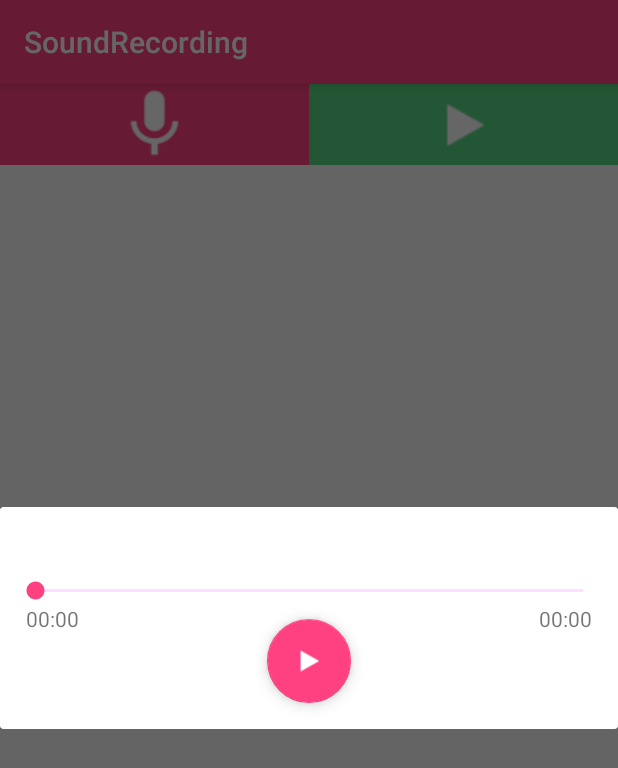
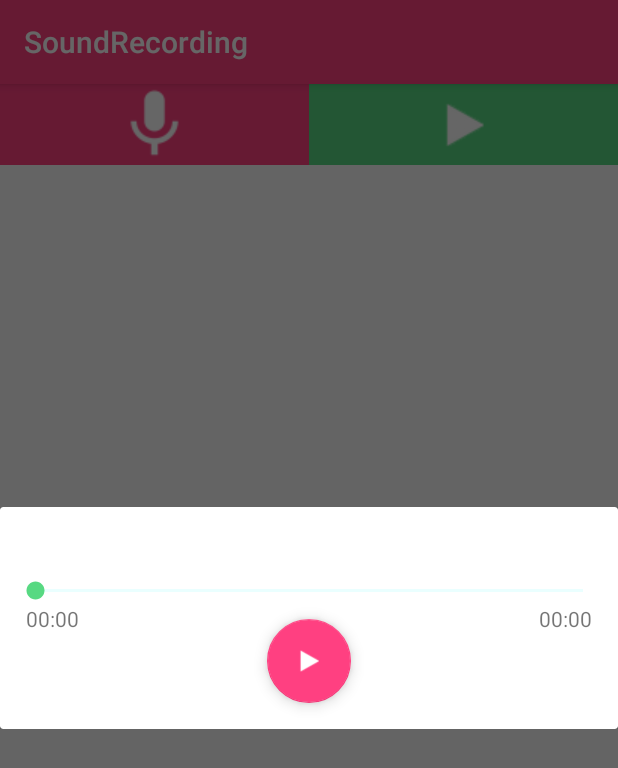
Before and after one commit to zhangmiaocc/SoundRecording, an Android app: the screen it shows after launch (MainActivity), after a tap on an icon or button, on a phone screen of 412 x 824 dp. Shown: the top 768 px of the screen. Run offline under Robolectric (Android 15) with nearby library versions, the phone set to English and light mode, and no system bars; libraries missing offline, so code that uses them is left out: com.melnykov.fab; plain views replace FloatingActionButton; 2 statements that could not run were skipped.

Commit message:
update style

```diff
--- a/app/src/main/java/com/zm/soundrecording/PlaybackDialogFragment.java
+++ b/app/src/main/java/com/zm/soundrecording/PlaybackDialogFragment.java
@@ -93,7 +93,7 @@ public class PlaybackDialogFragment extends DialogFragment {
 
         mSeekBar = (SeekBar) view.findViewById(R.id.seekbar);
         ColorFilter filter = new LightingColorFilter
-                (getResources().getColor(R.color.colorAccent), getResources().getColor(R.color.colorAccent));
+                (getResources().getColor(R.color.green), getResources().getColor(R.color.green));
         mSeekBar.getProgressDrawable().setColorFilter(filter);
         mSeekBar.getThumb().setColorFilter(filter);
         mFileLengthTextView.setText(String.valueOf(mFileLength));
--- a/app/src/main/res/layout/activity_main.xml
+++ b/app/src/main/res/layout/activity_main.xml
@@ -22,7 +22,7 @@
         android:layout_width="match_parent"
         android:layout_height="54dip"
         android:layout_weight="1"
-        android:background="#57D982"
+        android:background="@color/green"
         android:scaleType="center"
         android:src="@drawable/ic_media_play"
         />
--- a/app/src/main/res/layout/fragment_media_playback.xml
+++ b/app/src/main/res/layout/fragment_media_playback.xml
@@ -61,8 +61,8 @@
                     android:layout_marginBottom="10dp"
                     android:layout_marginTop="10dp"
                     android:src="@drawable/ic_media_play"
-                    app:fab_colorNormal="@color/colorAccent"
-                    app:fab_colorPressed="@color/colorAccent"
+                    app:fab_colorNormal="@color/green"
+                    app:fab_colorPressed="@color/green"
                     app:fab_shadow="false"/>
 
 
--- a/app/src/main/res/values/colors.xml
+++ b/app/src/main/res/values/colors.xml
@@ -5,4 +5,5 @@
     <color name="colorAccent">#FF4081</color>
 
     <color name="white">#FFFFFF</color>
+    <color name="green">#57D982</color>
 </resources>
```
